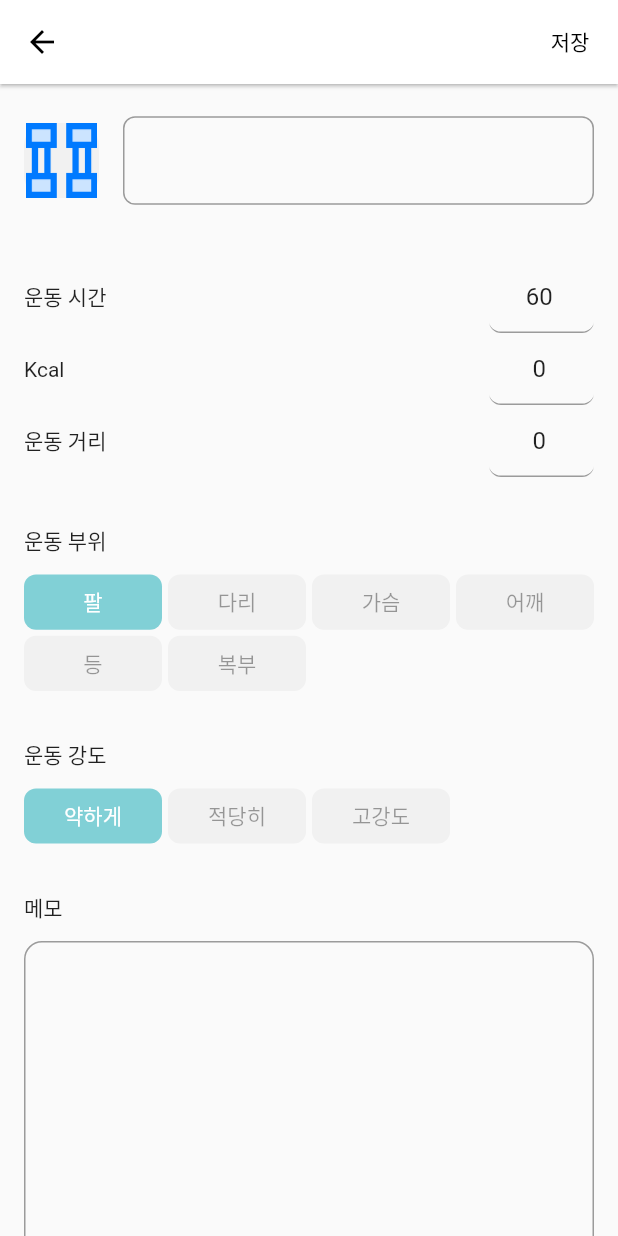
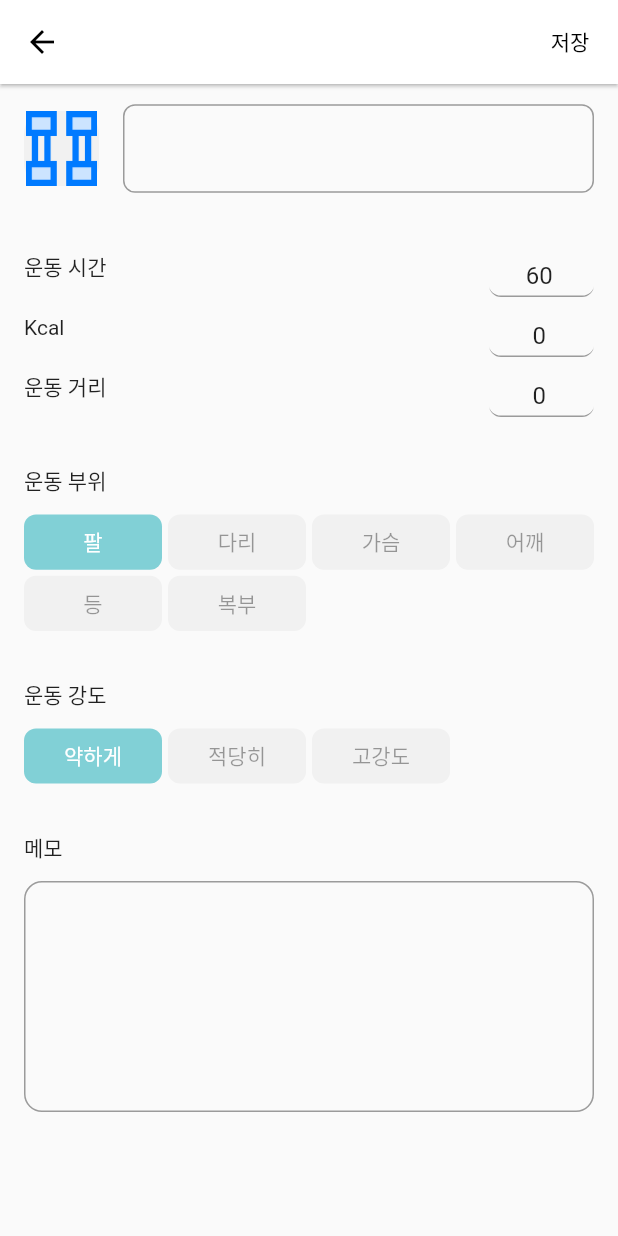
Before and after one commit to GzuPark/health_flutter, a Flutter app: the WorkoutAddPage screen opened directly, on a phone screen of 412 x 824 dp. Run offline on Flutter 3.47's test engine with Material 2 defaults, Android fonts, the phone set to English and light mode, and no system bars; our stand-ins replace sqflite; missing offline and left inert: multi_image_picker2; accounts and stored records are empty.

Commit message:
Apply to save records to the instance
- Fix some value for alignment

```diff
--- a/lib/pages/workout.dart
+++ b/lib/pages/workout.dart
@@ -45,6 +45,10 @@ class _WorkoutAddPageState extends State<WorkoutAddPage> {
             onPressed: () async {
               final db = DatabaseHelper.instance;
               workout.memo = memoController.text;
+              workout.time = timeController.text.isEmpty ? 0 : int.parse(timeController.text);
+              workout.kcal = kcalController.text.isEmpty ? 0 : int.parse(kcalController.text);
+              workout.distance = distController.text.isEmpty ? 0 : int.parse(distController.text);
+              workout.name = nameController.text;
               await db.insertWorkout(workout);
               Navigator.of(context).pop();
             },
@@ -57,7 +61,7 @@ class _WorkoutAddPageState extends State<WorkoutAddPage> {
           itemBuilder: (ctx, idx) {
             if (idx == 0) {
               return Container(
-                margin: const EdgeInsets.symmetric(horizontal: 16, vertical: 16),
+                margin: const EdgeInsets.symmetric(horizontal: 16, vertical: 8),
                 width: 70,
                 height: 70,
                 child: Row(
@@ -103,6 +107,7 @@ class _WorkoutAddPageState extends State<WorkoutAddPage> {
                         const Text('운동 시간'),
                         SizedBox(
                           width: 70,
+                          height: 40,
                           child: TextField(
                             controller: timeController,
                             keyboardType: TextInputType.number,
@@ -124,6 +129,7 @@ class _WorkoutAddPageState extends State<WorkoutAddPage> {
                         const Text('Kcal'),
                         SizedBox(
                           width: 70,
+                          height: 40,
                           child: TextField(
                             controller: kcalController,
                             keyboardType: TextInputType.number,
@@ -145,6 +151,7 @@ class _WorkoutAddPageState extends State<WorkoutAddPage> {
                         const Text('운동 거리'),
                         SizedBox(
                           width: 70,
+                          height: 40,
                           child: TextField(
                             controller: distController,
                             keyboardType: TextInputType.number,
@@ -259,8 +266,8 @@ class _WorkoutAddPageState extends State<WorkoutAddPage> {
                     const Text('메모'),
                     Container(height: 12),
                     TextField(
-                      maxLines: 10,
-                      minLines: 10,
+                      maxLines: 6,
+                      minLines: 6,
                       keyboardType: TextInputType.multiline,
                       controller: memoController,
                       decoration: InputDecoration(
```
